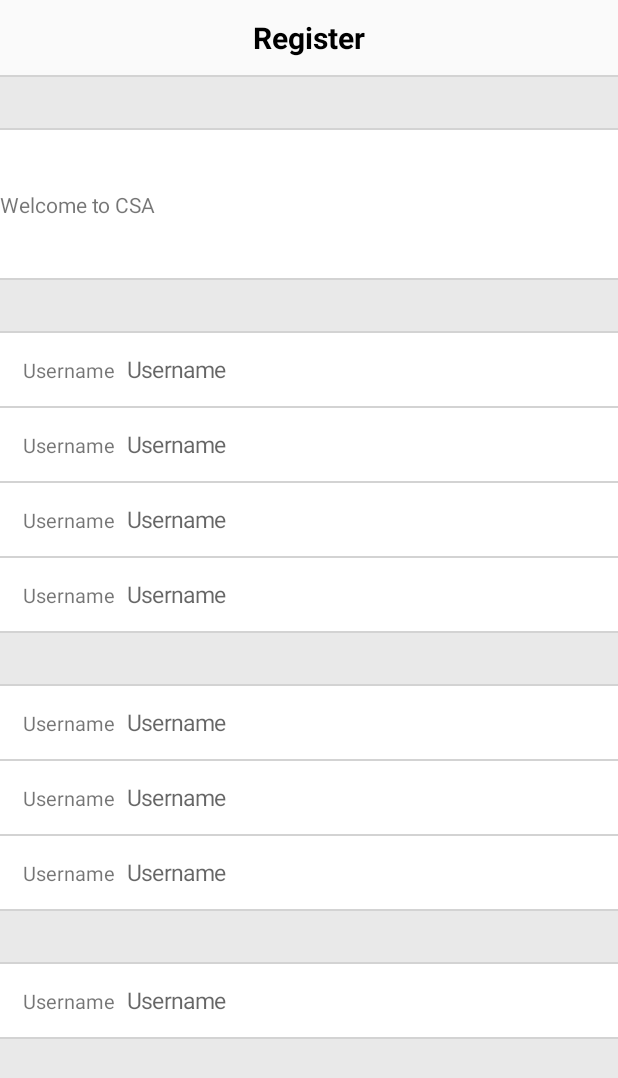
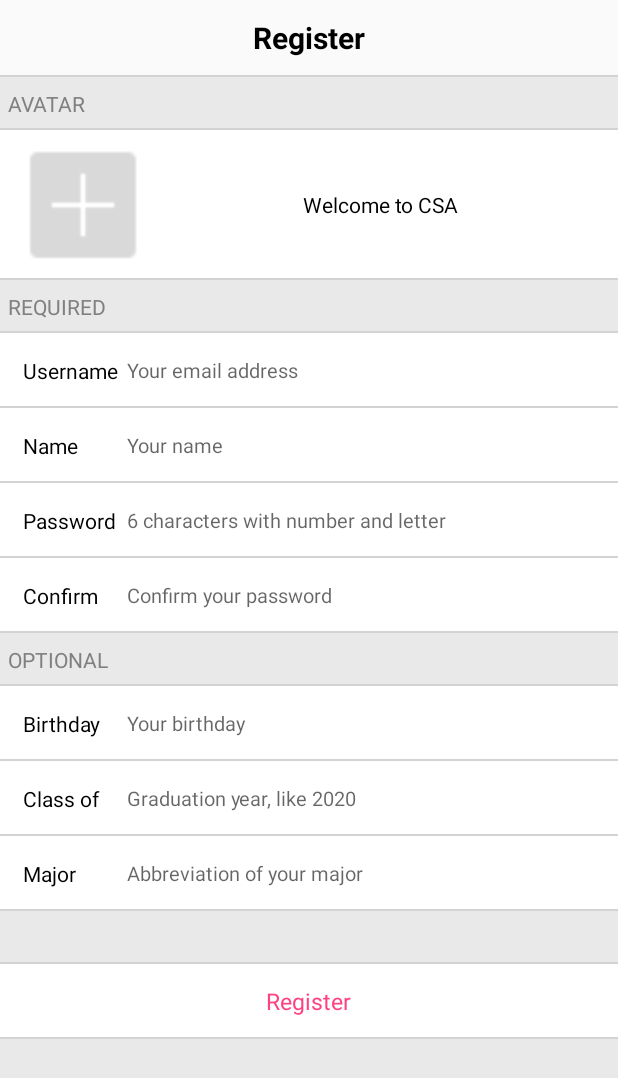
Before and after one commit to DerekFangming/WPI_CSA_Android, an Android app: the RegisterActivity screen opened directly, with no data from a screen before it, on a phone screen of 412 x 824 dp. Shown: the top 1078 px of the screen. Run offline under Robolectric (Android 15) with nearby library versions, the phone set to English and light mode, and no system bars.

Commit message:
Adding footer and code for register view

```diff
--- a/app/src/main/java/com/fmning/wpi_csa/adapters/RegisterListAdapter.java
+++ b/app/src/main/java/com/fmning/wpi_csa/adapters/RegisterListAdapter.java
@@ -5,8 +5,13 @@ import android.support.v7.widget.RecyclerView;
 import android.view.LayoutInflater;
 import android.view.View;
 import android.view.ViewGroup;
+import android.widget.EditText;
+import android.widget.TextView;
 
 import com.fmning.wpi_csa.R;
+
+import java.util.Arrays;
+import java.util.List;
 
 /**
  * Created by Fangming
@@ -16,19 +21,33 @@ import com.fmning.wpi_csa.R;
 public class RegisterListAdapter extends RecyclerView.Adapter<ViewHolder> {
 
     private Context context;
+    private List<String> labelText;
+    private List<String> placeHolderText;
 
     public RegisterListAdapter(Context context) {
         this.context = context;
+        labelText = Arrays.asList(context.getString(R.string.register_label_username),
+                context.getString(R.string.register_label_name), context.getString(R.string.register_label_password),
+                context.getString(R.string.register_label_confirm), context.getString(R.string.register_label_birthday),
+                context.getString(R.string.register_label_classof), context.getString(R.string.register_label_major));
+        placeHolderText = Arrays.asList(context.getString(R.string.register_hint_username),
+                context.getString(R.string.register_hint_name), context.getString(R.string.register_hint_password),
+                context.getString(R.string.register_hint_confirm), context.getString(R.string.register_hint_birthday),
+                context.getString(R.string.register_hint_classof), context.getString(R.string.register_hint_major));
     }
 
     @Override
     public int getItemViewType(int position) {
         if (position == 0 || position == 2 || position == 7 || position == 11) {
-            return 1;
+            return 1;//headers
         } else if (position == 1 ) {
-            return 2;
+            return 2;//avatar selector
+        } else if (position == 12) {
+            return 3;//button
+        } else if (position == 13) {
+            return 4;//footer
         } else {
-            return 3;
+            return 5;//input
         }
     }
 
@@ -42,19 +61,44 @@ public class RegisterListAdapter extends RecyclerView.Adapter<ViewHolder> {
                 View view2 = LayoutInflater.from(parent.getContext()).inflate(R.layout.cell_register_avatar, parent, false);
                 return new ViewHolder(view2);
             case 3:
-                View view3 = LayoutInflater.from(parent.getContext()).inflate(R.layout.cell_register_input, parent, false);
+                View view3 = LayoutInflater.from(parent.getContext()).inflate(R.layout.cell_list_button, parent, false);
                 return new ViewHolder(view3);
+            case 4:
+                View view4 = LayoutInflater.from(parent.getContext()).inflate(R.layout.cell_list_footer, parent, false);
+                return new ViewHolder(view4);
+            case 5:
+                View view5 = LayoutInflater.from(parent.getContext()).inflate(R.layout.cell_register_input, parent, false);
+                return new ViewHolder(view5);
         }
         return null;
     }
 
     @Override
     public void onBindViewHolder(ViewHolder holder, int position) {
-
+        View cell = holder.itemView;
+        if (position == 0) {
+            ((TextView) cell.findViewById(R.id.separatorHeaderText)).setText(context.getString(R.string.register_header_avatar));
+        } else if (position == 2) {
+            ((TextView) cell.findViewById(R.id.separatorHeaderText)).setText(context.getString(R.string.register_header_required));
+        } else if (position == 7) {
+            ((TextView) cell.findViewById(R.id.separatorHeaderText)).setText(context.getString(R.string.register_header_optional));
+        } else if (position == 11) {
+            ((TextView) cell.findViewById(R.id.separatorHeaderText)).setText("");
+        } else if (position == 3 || position == 4 || position == 5 || position == 6) {
+            int offset = 3;
+            ((TextView) cell.findViewById(R.id.registerTitleField)).setText(labelText.get(position - offset));
+            ((EditText) cell.findViewById(R.id.registerValueField)).setHint(placeHolderText.get(position - offset));
+        } else if (position == 8 || position == 9 || position == 10) {
+            int offset = 8 - 4;
+            ((TextView) cell.findViewById(R.id.registerTitleField)).setText(labelText.get(position - offset));
+            ((EditText) cell.findViewById(R.id.registerValueField)).setHint(placeHolderText.get(position - offset));
+        } else if (position == 12) {
+            ((TextView) cell.findViewById(R.id.settingButtonText)).setText(context.getString(R.string.register_activity));
+        }
     }
 
     @Override
     public int getItemCount() {
-        return 13;
+        return 14;
     }
 }
--- a/app/src/main/java/com/fmning/wpi_csa/adapters/SettingListAdapter.java
+++ b/app/src/main/java/com/fmning/wpi_csa/adapters/SettingListAdapter.java
@@ -66,12 +66,16 @@ public class SettingListAdapter extends RecyclerView.Adapter<ViewHolder> {
             if (WCService.currentUser != null && WCService.currentUser.emailConfirmed){
                 if (position == 8) {
                     return 6;
-                } else {
+                } else if (position == 10){
+                    return 7;
+                }  else {
                     return 5;//log out button
                 }
             } else {
                 if (position == 8 || position == 10) {
                     return 5;//confirm and log outbutton
+                } else if (position == 11){
+                    return 7;
                 } else {
                     return 6;
                 }
@@ -95,12 +99,14 @@ public class SettingListAdapter extends RecyclerView.Adapter<ViewHolder> {
                 View view4 = LayoutInflater.from(parent.getContext()).inflate(R.layout.cell_setting_link, parent, false);
                 return new ViewHolder(view4);
             case 5:
-                View view5 = LayoutInflater.from(parent.getContext()).inflate(R.layout.cell_setting_button, parent, false);
+                View view5 = LayoutInflater.from(parent.getContext()).inflate(R.layout.cell_list_button, parent, false);
                 return new ViewHolder(view5);
             case 6:
                 View view6 = LayoutInflater.from(parent.getContext()).inflate(R.layout.cell_list_separator, parent, false);
                 return new ViewHolder(view6);
-
+            case 7:
+                View view7 = LayoutInflater.from(parent.getContext()).inflate(R.layout.cell_list_footer, parent, false);
+                return new ViewHolder(view7);
         }
         return null;
     }
@@ -276,12 +282,12 @@ public class SettingListAdapter extends RecyclerView.Adapter<ViewHolder> {
         if (Utils.appMode == AppMode.LOGGED_ON) {
             WCUser user = WCService.currentUser;
             if (user != null && !user.emailConfirmed) {
-                return 11;// 1 sep cell, 1 user cell, 1 sep cell, 3 link cells, 1 sep cell, 2 password and email cells, 1 sep cell, 1 logout cell
+                return 12;// 1 sep cell, 1 user cell, 1 sep cell, 3 link cells, 1 sep cell, 2 password and email cells, 1 sep cell, 1 logout cell, 1 footer cell
             } else {
-                return 10;// 1 sep cell, 1 user cell, 1 sep cell, 3 link cells, 1 sep cell, 1 password cell, 1 sep cell, 1 logout cell
+                return 11;// 1 sep cell, 1 user cell, 1 sep cell, 3 link cells, 1 sep cell, 1 password cell, 1 sep cell, 1 logout cell, 1 footer cell
             }
         } else {
-            return 6;// 1 sep cell, 1 user cell, 1 sep cell and 3 link cells
+            return 6;// 1 sep cell, 1 user cell, 1 sep cell, 3 link cells
         }
     }
 
--- a/app/src/main/java/com/fmning/wpi_csa/fragments/LifeFragment.java
+++ b/app/src/main/java/com/fmning/wpi_csa/fragments/LifeFragment.java
@@ -64,7 +64,7 @@ public class LifeFragment extends Fragment {
         new android.os.Handler().postDelayed(new Runnable() {
             @Override
             public void run() {
-                Utils.appMode = AppMode.LOGIN;
+                Utils.appMode = AppMode.LOGGED_ON;
                 WCUser user = new WCUser(1, "fangming", "token");
                 user.name = "Fangming Ning";
                 //user.emailConfirmed = true;
--- /dev/null
+++ b/app/src/main/res/layout/cell_list_footer.xml
@@ -0,0 +1,7 @@
+<?xml version="1.0" encoding="utf-8"?>
+<RelativeLayout
+    xmlns:android="http://schemas.android.com/apk/res/android"
+    android:layout_width="match_parent"
+    android:layout_height="100dp">
+
+</RelativeLayout>
--- a/app/src/main/res/layout/cell_list_separator.xml
+++ b/app/src/main/res/layout/cell_list_separator.xml
@@ -3,6 +3,14 @@
     xmlns:android="http://schemas.android.com/apk/res/android"
     android:layout_width="match_parent"
     android:layout_height="35dp">
+
+    <TextView
+        android:id="@+id/separatorHeaderText"
+        android:layout_width="wrap_content"
+        android:layout_height="wrap_content"
+        android:layout_marginStart="5dp"
+        android:layout_centerVertical="true"
+        android:textColor="@color/darkGray"/>
 
     <View
         android:layout_width="match_parent"
--- a/app/src/main/res/layout/cell_register_avatar.xml
+++ b/app/src/main/res/layout/cell_register_avatar.xml
@@ -5,11 +5,23 @@
     android:layout_height="100dp"
     android:background="@color/white">
 
+    <ImageView
+        android:id="@+id/registerAvatar"
+        android:layout_width="80dp"
+        android:layout_height="80dp"
+        android:src="@drawable/add_avatar"
+        android:layout_marginStart="15dp"
+        android:layout_centerVertical="true"
+        android:contentDescription="@string/register_avatar_desc"/>
+
     <TextView
-        android:layout_width="wrap_content"
+        android:layout_width="match_parent"
         android:layout_height="wrap_content"
         android:layout_centerVertical="true"
-        android:text="Welcome to CSA"/>
+        android:layout_toEndOf="@id/registerAvatar"
+        android:textAlignment="center"
+        android:text="@string/register_greeting_msg"
+        android:textColor="@color/black"/>
 
     <View
         android:id="@+id/settingLinkBotLine"
--- a/app/src/main/res/layout/cell_register_input.xml
+++ b/app/src/main/res/layout/cell_register_input.xml
@@ -11,16 +11,16 @@
         android:layout_height="wrap_content"
         android:layout_centerVertical="true"
         android:layout_marginStart="15dp"
-        android:textSize="13sp"
-        android:text="Username"/>
+        android:textSize="14sp"
+        android:textColor="@color/black"/>
 
     <EditText
+        android:id="@+id/registerValueField"
         android:layout_width="match_parent"
         android:layout_height="wrap_content"
         android:layout_centerVertical="true"
         android:layout_toEndOf="@id/registerTitleField"
         android:layout_marginEnd="15dp"
-        android:hint="@string/setting_username_hint"
         android:backgroundTint="@color/clear"
         android:textSize="13sp"
         android:maxLines="1"
--- a/app/src/main/res/values/strings.xml
+++ b/app/src/main/res/values/strings.xml
@@ -35,6 +35,24 @@
     <string name="setting_email_confirm_msg2"> with a link to confirm your email. Please click on the link in 24 hours. Please check your junk folder if you cannot see the email.</string>
     <string name="setting_logout_title">Are you sure</string>
     <string name="setting_logout_message">Your credentials will be removed</string>
+    <string name="register_greeting_msg">Welcome to CSA</string>
+    <string name="register_header_avatar">AVATAR</string>
+    <string name="register_header_required">REQUIRED</string>
+    <string name="register_header_optional">OPTIONAL</string>
+    <string name="register_label_username">Username</string>
+    <string name="register_label_name">Name</string>
+    <string name="register_label_password">Password</string>
+    <string name="register_label_confirm">Confirm</string>
+    <string name="register_label_birthday">Birthday</string>
+    <string name="register_label_classof">Class of</string>
+    <string name="register_label_major">Major</string>
+    <string name="register_hint_username">Your email address</string>
+    <string name="register_hint_name">Your name</string>
+    <string name="register_hint_password">6 characters with number and letter</string>
+    <string name="register_hint_confirm">Confirm your password</string>
+    <string name="register_hint_birthday">Your birthday</string>
+    <string name="register_hint_classof">Graduation year, like 2020</string>
+    <string name="register_hint_major">Abbreviation of your major</string>
 
     <string name="ok" tools:ignore="ButtonCase,Typos">Ok</string>
     <string name="confirm">Confirm</string>
@@ -64,6 +82,7 @@
     <string name="feed_reload_desc">Feed reload</string>
     <string name="setting_default_avatar_desc">Setting default avatar</string>
     <string name="setting_link_icon">Setting link icon</string>
+    <string name="register_avatar_desc">Register avatar</string>
 
     <!-- The following are default texts -->
     <string name="d_name">Fangming Ning</string>
```
Also changed, not shown: app/src/main/res/drawable/add_avatar.png (added), app/src/main/res/layout/cell_list_button.xml (renamed from app/src/main/res/layout/cell_setting_button.xml).
